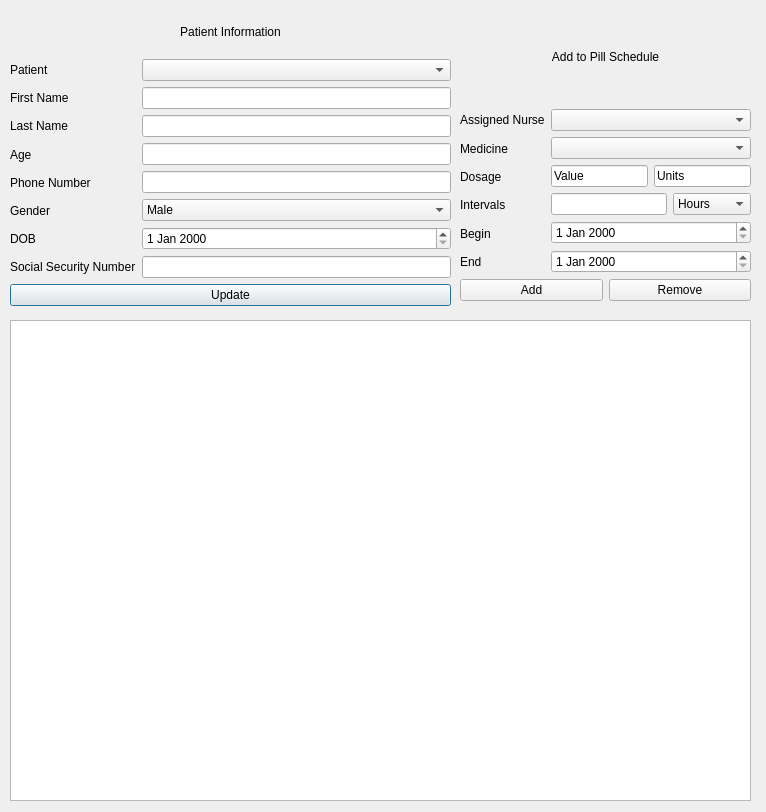
Old version of the form editpatient.ui in the repository luigiacuna/UB-GUI-OOP-Final-Project.
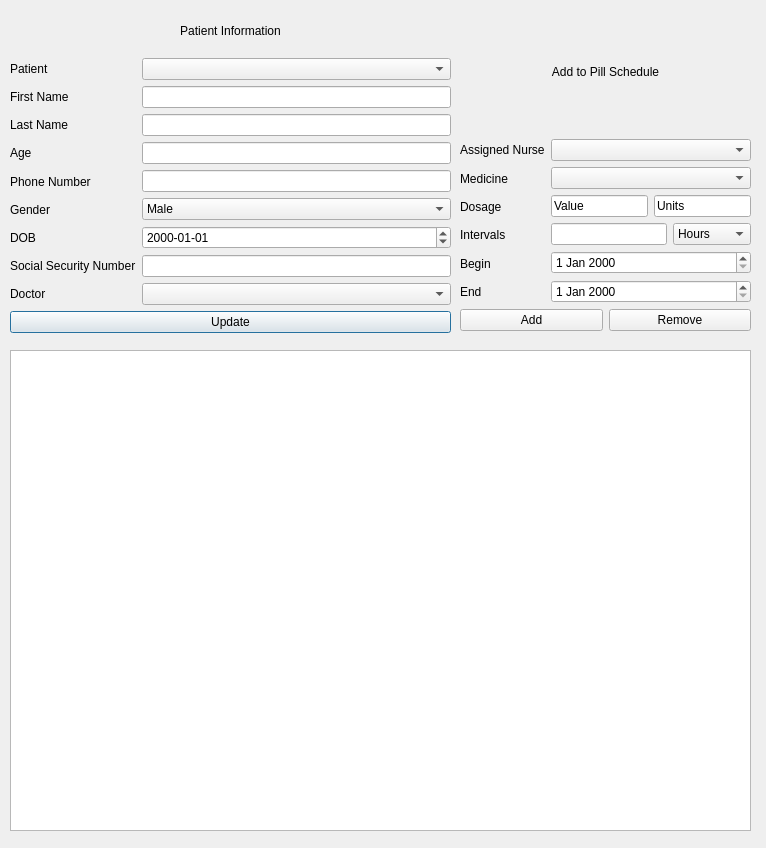
New version of the form.

```diff
--- a/editpatient.ui
+++ b/editpatient.ui
@@ -7,7 +7,7 @@
     <x>0</x>
     <y>0</y>
     <width>766</width>
-    <height>812</height>
+    <height>848</height>
    </rect>
   </property>
   <property name="windowTitle">
@@ -19,7 +19,7 @@
      <x>10</x>
      <y>10</y>
      <width>441</width>
-     <height>296</height>
+     <height>323</height>
     </rect>
    </property>
    <layout class="QVBoxLayout" name="patientInfoLayout">
@@ -93,6 +93,13 @@
           </property>
          </widget>
         </item>
+        <item>
+         <widget class="QLabel" name="doctorLabel">
+          <property name="text">
+           <string>Doctor</string>
+          </property>
+         </widget>
+        </item>
        </layout>
       </item>
       <item>
@@ -127,11 +134,18 @@
          </widget>
         </item>
         <item>
-         <widget class="QDateEdit" name="dobEdit"/>
+         <widget class="QDateEdit" name="dobEdit">
+          <property name="displayFormat">
+           <string>yyyy-MM-dd</string>
+          </property>
+         </widget>
         </item>
         <item>
          <widget class="QLineEdit" name="socialSecurityNumberInput"/>
         </item>
+        <item>
+         <widget class="QComboBox" name="doctorComboBox"/>
+        </item>
        </layout>
       </item>
      </layout>
@@ -149,7 +163,7 @@
    <property name="geometry">
     <rect>
      <x>10</x>
-     <y>320</y>
+     <y>350</y>
      <width>741</width>
      <height>481</height>
     </rect>
@@ -161,7 +175,7 @@
      <x>460</x>
      <y>10</y>
      <width>291</width>
-     <height>291</height>
+     <height>321</height>
     </rect>
    </property>
    <layout class="QVBoxLayout" name="mainSceduleLayout">
```
